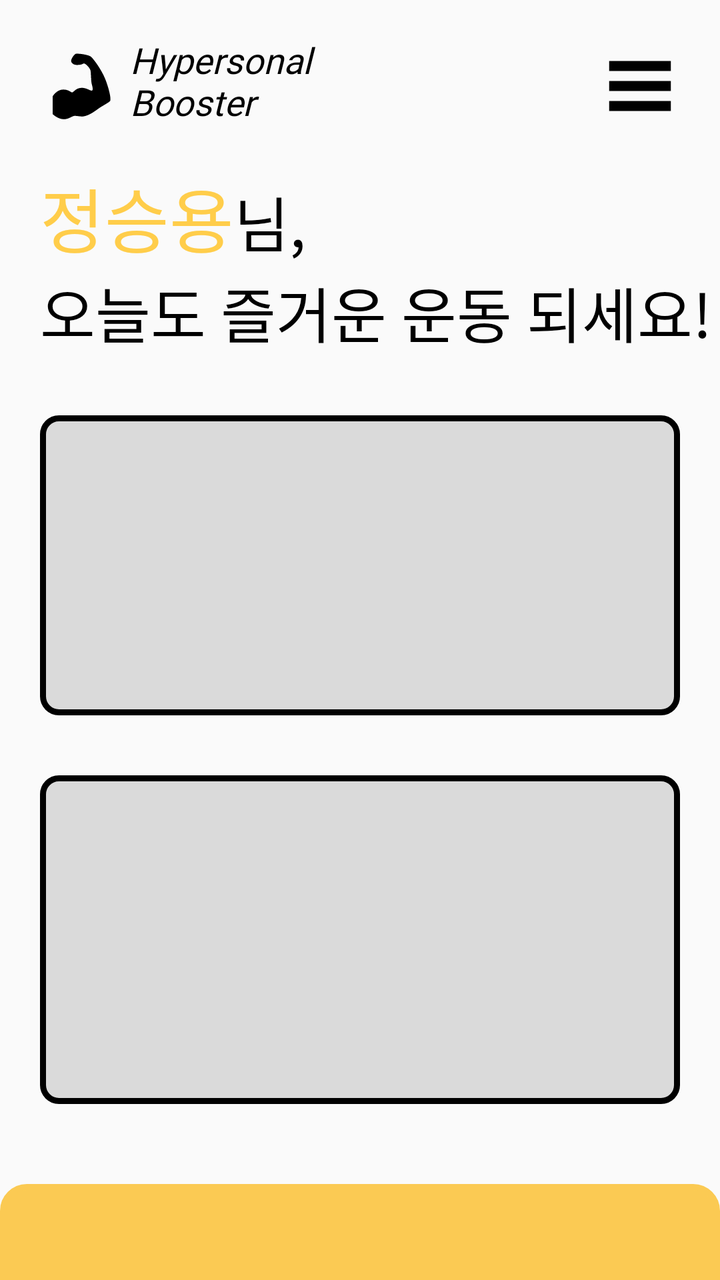
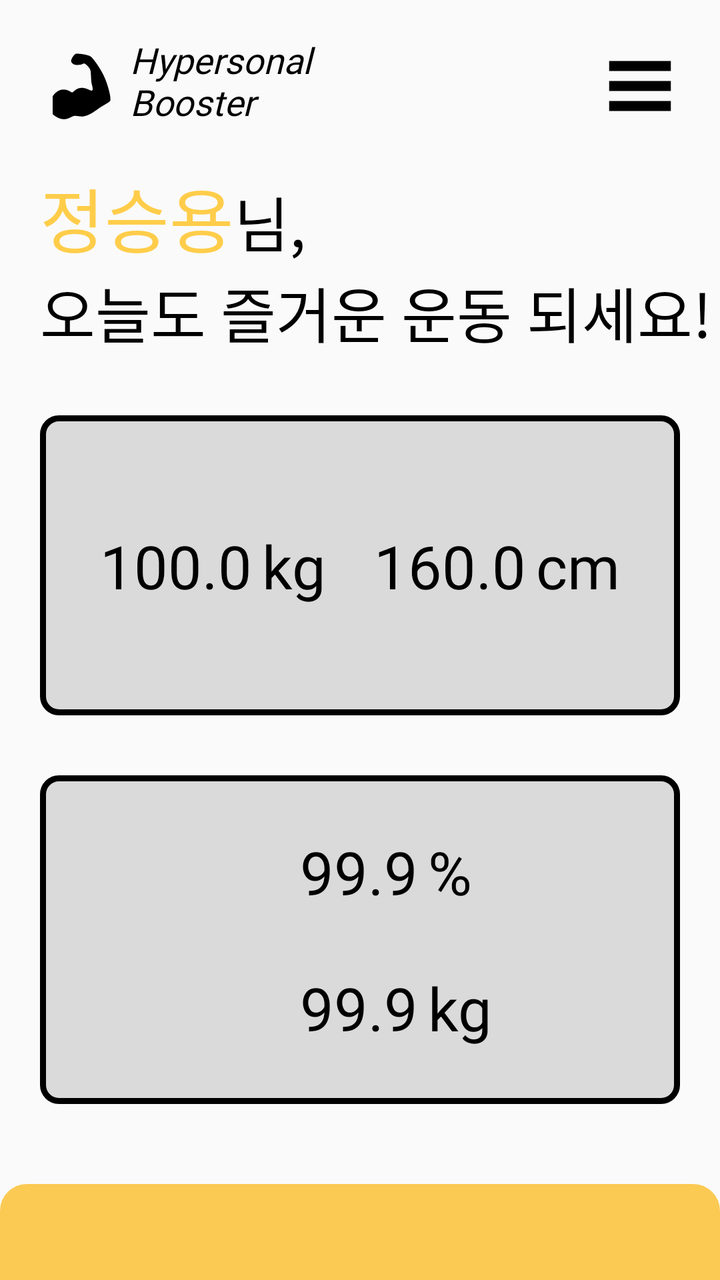

Two renders of the same Android screen: before a commit and after it. Below are the layout's source before the change and the commit's diff.
<!-- AndroidManifest.xml: application theme Theme.HyperBooster -->
<!-- res/layout/fragment_main.xml -->
<?xml version="1.0" encoding="utf-8"?>
<androidx.constraintlayout.widget.ConstraintLayout xmlns:android="http://schemas.android.com/apk/res/android"
    xmlns:app="http://schemas.android.com/apk/res-auto"
    xmlns:tools="http://schemas.android.com/tools"
    android:layout_width="match_parent"
    android:layout_height="match_parent"
    tools:context=".MainActivity">

    <ImageView
        android:id="@+id/icon_main"
        android:layout_width="40dp"
        android:layout_height="40dp"
        android:src="@drawable/icon_main"
        app:layout_constraintBottom_toTopOf="@+id/guideline_top"
        app:layout_constraintStart_toStartOf="@+id/guideline_start" />


    <TextView
        android:layout_width="140dp"
        android:layout_height="wrap_content"
        android:fontFamily="@font/font_bold"
        android:text="Hypersonal\nBooster"
        android:textSize="18sp"
        android:textColor="@color/black"
        android:textStyle="italic"
        app:layout_constraintBottom_toTopOf="@+id/guideline_top"
        android:layout_marginStart="5dp"
        app:layout_constraintStart_toEndOf="@+id/icon_main" />

    <Button
        android:id="@+id/plus_menu"
        android:layout_width="40dp"
        android:layout_height="40dp"
        android:background="@drawable/icon_list"
        app:layout_constraintBottom_toTopOf="@+id/guideline_top"
        app:layout_constraintEnd_toStartOf="@+id/guideline_end" />

    <FrameLayout
        android:id="@+id/health_info"
        android:layout_width="0dp"
        android:layout_height="150dp"
        android:layout_marginTop="30dp"
        android:background="@drawable/back_fragment"
        app:layout_constraintEnd_toStartOf="@+id/guideline_end"
        app:layout_constraintHorizontal_bias="0.0"
        app:layout_constraintStart_toStartOf="@+id/guideline_start"
        app:layout_constraintTop_toBottomOf="@+id/welcome_message" />

    <FrameLayout
        android:id="@+id/supply_info"
        android:layout_width="0dp"
        android:layout_height="0dp"
        android:layout_marginTop="30dp"
        android:background="@drawable/back_fragment"
        app:layout_constraintBottom_toTopOf="@+id/guideline_bottom"
        app:layout_constraintEnd_toStartOf="@+id/guideline_end"
        app:layout_constraintHorizontal_bias="0.0"
        app:layout_constraintStart_toStartOf="@+id/guideline_start"
        app:layout_constraintTop_toBottomOf="@+id/health_info" >

    </FrameLayout>

    <TextView
        android:id="@+id/user_name"
        android:layout_width="wrap_content"
        android:layout_height="wrap_content"
        android:layout_marginTop="20dp"
        android:fontFamily="@font/font_bold"
        android:text="정승용"
        android:textColor="@color/sub_color_dark"
        android:textSize="35sp"
        app:layout_constraintStart_toEndOf="@id/guideline_start"
        app:layout_constraintTop_toTopOf="@+id/guideline_top" />


    <TextView
        android:layout_width="wrap_content"
        android:layout_height="wrap_content"
        android:fontFamily="@font/font_medium"
        android:text="님,"
        android:textColor="@color/black"
        android:textSize="30sp"
        app:layout_constraintBaseline_toBaselineOf="@+id/user_name"
        app:layout_constraintStart_toEndOf="@+id/user_name" />

    <TextView
        android:id="@+id/welcome_message"
        android:layout_width="wrap_content"
        android:layout_height="wrap_content"
        android:fontFamily="@font/font_medium"
        android:textColor="@color/black"
        android:text="오늘도 즐거운 운동 되세요!"
        android:textSize="30sp"
        app:layout_constraintStart_toStartOf="@+id/guideline_start"
        app:layout_constraintTop_toBottomOf="@+id/user_name" />

    
    <androidx.constraintlayout.widget.Guideline
        android:id="@+id/guideline_top"
        android:layout_width="wrap_content"
        android:layout_height="wrap_content"
        android:orientation="horizontal"
        app:layout_constraintGuide_begin="63dp" />

    <androidx.constraintlayout.widget.Guideline
        android:id="@+id/guideline_bottom"
        android:layout_width="wrap_content"
        android:layout_height="wrap_content"
        android:orientation="horizontal"
        app:layout_constraintGuide_end="88dp" />

    <androidx.constraintlayout.widget.Guideline
        android:id="@+id/guideline_bottombar_top"
        android:layout_width="wrap_content"
        android:layout_height="wrap_content"
        android:orientation="horizontal"
        app:layout_constraintGuide_end="78dp" />

    <androidx.constraintlayout.widget.Guideline
        android:id="@+id/guideline_start"
        android:layout_width="wrap_content"
        android:layout_height="wrap_content"
        android:orientation="vertical"
        app:layout_constraintGuide_begin="20dp" />

    <androidx.constraintlayout.widget.Guideline
        android:id="@+id/guideline_end"
        android:layout_width="wrap_content"
        android:layout_height="wrap_content"
        android:orientation="vertical"
        app:layout_constraintGuide_end="20dp" />

    <androidx.constraintlayout.widget.Guideline
        android:id="@+id/guideline_bottombar"
        android:layout_width="wrap_content"
        android:layout_height="wrap_content"
        android:orientation="horizontal"
        app:layout_constraintGuide_end="48dp" />

    <ImageView
        android:layout_width="0dp"
        android:layout_height="0dp"
        android:src="@drawable/back_bottom"
        app:layout_constraintBottom_toBottomOf="parent"
        app:layout_constraintEnd_toEndOf="parent"
        app:layout_constraintStart_toStartOf="parent"
        app:layout_constraintTop_toTopOf="@+id/guideline_bottombar" />

</androidx.constraintlayout.widget.ConstraintLayout>
<!-- resources referenced by this layout -->
<resources>
  <color name="black">#FF000000</color>
  <color name="sub_color_dark">#FFCD4A</color>
  <!-- drawable back_bottom (drawable) -->
  <?xml version="1.0" encoding="utf-8"?>
  <shape xmlns:android="http://schemas.android.com/apk/res/android">
      <solid android:color="@color/main_color"/>
      <corners
          android:topLeftRadius="12sp"
          android:topRightRadius="12sp"/>
      <stroke
          android:width="3sp"
          android:color="@color/main_color" />
  </shape>
  <!-- drawable back_fragment (drawable) -->
  <?xml version="1.0" encoding="utf-8"?>
  <shape xmlns:android="http://schemas.android.com/apk/res/android" >
      <solid android:color="#DADADA"/>
      <corners
          android:radius="8sp"/>
      <stroke
          android:width="3sp"
          android:color="#000000" />
  </shape>
  <!-- drawable icon_list (drawable) -->
  <vector xmlns:android="http://schemas.android.com/apk/res/android"
      android:width="96dp"
      android:height="96dp"
      android:viewportWidth="96"
      android:viewportHeight="96">
    <group>
      <clip-path
          android:pathData="M0,0h96v96h-96z"/>
      <path
          android:fillColor="#FF000000"
          android:pathData="M11,30 L48,30 85,30 85,18 11,18Z"/>
      <path
          android:fillColor="#FF000000"
          android:pathData="M11,54 L48,54 85,54 85,42 11,42Z"/>
      <path
          android:fillColor="#FF000000"
          android:pathData="M11,78 L48,78 85,78 85,66 11,66Z"/>
    </group>
  </vector>
  <!-- drawable icon_main (drawable) -->
  <vector xmlns:android="http://schemas.android.com/apk/res/android"
      android:width="298dp"
      android:height="298dp"
      android:viewportWidth="298"
      android:viewportHeight="298">
    <group>
      <clip-path
          android:pathData="M0,0h298v298h-298z"/>
      <path
          android:fillColor="#FF000000"
          android:pathData="M133.48,28.96C128.73,29.46 111.75,50.94 116.93,60 124.35,72.95 140.93,71.05 150.77,69.5 160.61,67.95 161.6,62.73 167.81,66.4 174.02,70.06 187.8,83.32 188.83,94.71 189.85,106.1 190.32,131.4 192.46,140.21 194.6,149.03 198.67,162.6 194.57,165.55 189.11,169.36 175.6,155.8 155.61,155.8 133.88,155.8 124.57,172.81 120.07,172.81 113.86,172.81 107.65,162.22 86.54,162.22 61.71,162.22 47.12,187.62 47.12,187.62L47.12,253.58C47.12,253.58 65.99,272.79 89.28,272.79 105.67,272.79 119.45,261.53 127.3,260.38 135.16,259.23 151.58,263.95 162.38,262.15 187.21,257.99 208.94,238.87 222.35,230.05 235.76,221.23 256.09,210.56 260.75,205.4 265.41,200.25 259.73,168.15 245.23,128.82 230.73,89.49 197.11,44.48 188.33,38.8 179.54,33.12 148.47,27.41 133.48,28.96Z"/>
    </group>
  </vector>
  <style name="Theme.HyperBooster" parent="Theme.AppCompat.DayNight.NoActionBar">
          
          <item name="colorPrimary">@color/purple_500</item>
          <item name="colorPrimaryVariant">@color/purple_700</item>
          <item name="colorOnPrimary">@color/white</item>
          
          <item name="colorSecondary">@color/teal_200</item>
          <item name="colorSecondaryVariant">@color/teal_700</item>
          <item name="colorOnSecondary">@color/black</item>
          
          <item name="android:statusBarColor" tools:targetApi="l">@color/black</item>
          
      </style>
  <color name="main_color">#FBCA53</color>
  <color name="purple_500">#FF6200EE</color>
  <color name="purple_700">#FF3700B3</color>
  <color name="white">#FFFFFFFF</color>
  <color name="teal_200">#FF03DAC5</color>
  <color name="teal_700">#FF018786</color>
</resources>

<!-- the commit's change to res/layout/fragment_main.xml (unified diff, before → after) -->
@@ -35,7 +35,7 @@
         app:layout_constraintBottom_toTopOf="@+id/guideline_top"
         app:layout_constraintEnd_toStartOf="@+id/guideline_end" />
 
-    <FrameLayout
+    <androidx.constraintlayout.widget.ConstraintLayout
         android:id="@+id/health_info"
         android:layout_width="0dp"
         android:layout_height="150dp"
@@ -44,9 +44,61 @@
         app:layout_constraintEnd_toStartOf="@+id/guideline_end"
         app:layout_constraintHorizontal_bias="0.0"
         app:layout_constraintStart_toStartOf="@+id/guideline_start"
-        app:layout_constraintTop_toBottomOf="@+id/welcome_message" />
-
-    <FrameLayout
+        app:layout_constraintTop_toBottomOf="@+id/welcome_message">
+
+        <TextView
+            android:id="@+id/weight_display"
+            android:layout_width="wrap_content"
+            android:layout_height="wrap_content"
+            android:layout_marginStart="30dp"
+            android:fontFamily="@font/font_medium"
+            android:text="100.0"
+            android:textColor="@color/black"
+            android:textSize="30sp"
+            app:layout_constraintBottom_toBottomOf="parent"
+            app:layout_constraintStart_toStartOf="parent"
+            app:layout_constraintTop_toTopOf="parent" />
+
+        <TextView
+            android:id="@+id/kg"
+            android:layout_width="wrap_content"
+            android:layout_height="wrap_content"
+            android:fontFamily="@font/font_medium"
+            android:text="kg"
+            android:textColor="@color/black"
+            android:textSize="30sp"
+            app:layout_constraintBaseline_toBaselineOf="@+id/weight_display"
+            app:layout_constraintStart_toEndOf="@+id/weight_display"
+            android:layout_marginStart="5dp"/>
+
+        <TextView
+            android:id="@+id/height_display"
+            android:layout_width="wrap_content"
+            android:layout_height="wrap_content"
+            android:fontFamily="@font/font_medium"
+            android:text="160.0"
+            android:textColor="@color/black"
+            android:textSize="30sp"
+            app:layout_constraintBottom_toBottomOf="@+id/weight_display"
+            app:layout_constraintEnd_toStartOf="@+id/cm"
+            app:layout_constraintTop_toTopOf="@+id/weight_display"
+            android:layout_marginEnd="5dp"/>
+
+        <TextView
+            android:id="@+id/cm"
+            android:layout_width="wrap_content"
+            android:layout_height="wrap_content"
+            android:fontFamily="@font/font_medium"
+            android:text="cm"
+            android:textColor="@color/black"
+            android:textSize="30sp"
+            app:layout_constraintBaseline_toBaselineOf="@+id/height_display"
+            app:layout_constraintEnd_toEndOf="parent"
+            android:layout_marginEnd="30dp"/>
+
+    </androidx.constraintlayout.widget.ConstraintLayout>
+
+    <androidx.constraintlayout.widget.ConstraintLayout
         android:id="@+id/supply_info"
         android:layout_width="0dp"
         android:layout_height="0dp"
@@ -56,9 +108,62 @@
         app:layout_constraintEnd_toStartOf="@+id/guideline_end"
         app:layout_constraintHorizontal_bias="0.0"
         app:layout_constraintStart_toStartOf="@+id/guideline_start"
-        app:layout_constraintTop_toBottomOf="@+id/health_info" >
-
-    </FrameLayout>
+        app:layout_constraintTop_toBottomOf="@+id/health_info">
+
+
+        <TextView
+            android:id="@+id/display_fat"
+            android:layout_width="wrap_content"
+            android:layout_height="wrap_content"
+            android:fontFamily="@font/font_medium"
+            android:gravity="center"
+            android:text="99.9"
+            android:textColor="@color/black"
+            android:textSize="30sp"
+            app:layout_constraintBottom_toTopOf="@+id/display_muscle"
+            app:layout_constraintStart_toStartOf="parent"
+            app:layout_constraintTop_toTopOf="parent"
+            android:layout_marginStart="130dp" />
+
+        <TextView
+            android:id="@+id/textView6"
+            android:layout_width="40dp"
+            android:layout_height="wrap_content"
+            android:fontFamily="@font/font_medium"
+            android:text="%"
+            android:textColor="@color/black"
+            android:textSize="30dp"
+            app:layout_constraintBaseline_toBaselineOf="@+id/display_fat"
+            app:layout_constraintStart_toEndOf="@+id/display_fat"
+            android:layout_marginStart="5dp"/>
+
+        <TextView
+            android:id="@+id/display_muscle"
+            android:layout_width="wrap_content"
+            android:layout_height="wrap_content"
+            android:fontFamily="@font/font_medium"
+            android:gravity="center"
+            android:text="99.9"
+            android:textColor="@color/black"
+            android:textSize="30sp"
+            app:layout_constraintBottom_toBottomOf="parent"
+            app:layout_constraintStart_toStartOf="parent"
+            app:layout_constraintTop_toBottomOf="@+id/display_fat"
+            android:layout_marginStart="130dp"/>
+
+        <TextView
+            android:id="@+id/textView5"
+            android:layout_width="40dp"
+            android:layout_height="wrap_content"
+            android:fontFamily="@font/font_medium"
+            android:text="kg"
+            android:textColor="@color/black"
+            android:textSize="30dp"
+            app:layout_constraintBaseline_toBaselineOf="@+id/display_muscle"
+            app:layout_constraintStart_toEndOf="@+id/display_muscle"
+            android:layout_marginStart="5dp" />
+
+    </androidx.constraintlayout.widget.ConstraintLayout>
 
     <TextView
         android:id="@+id/user_name"
